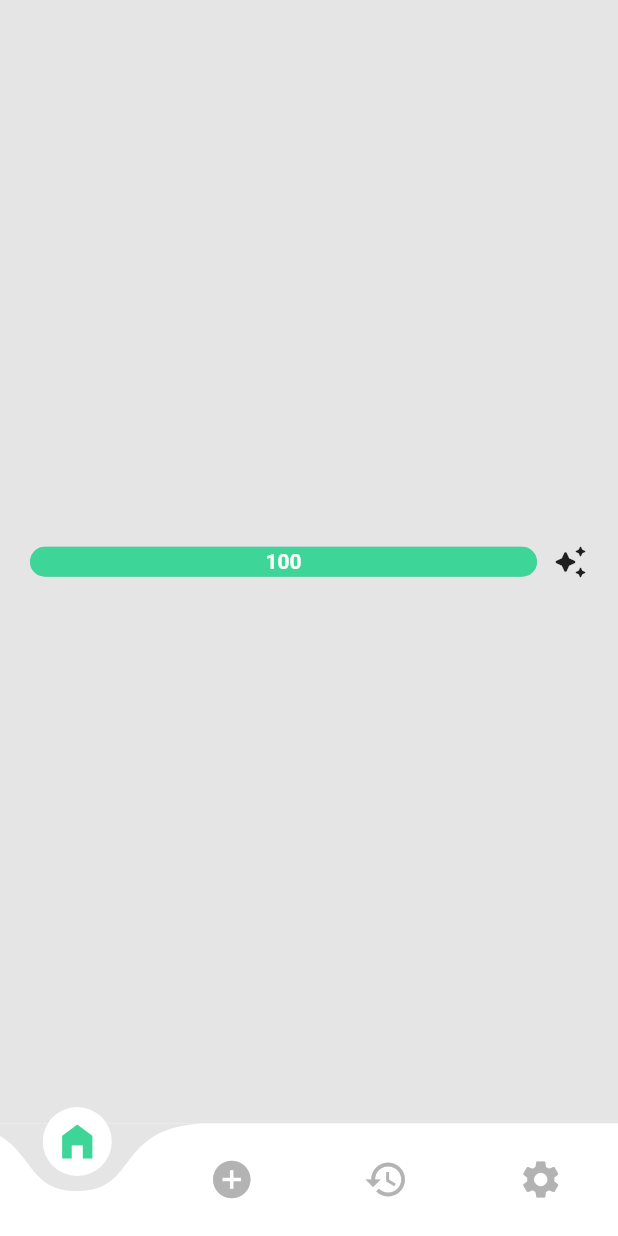
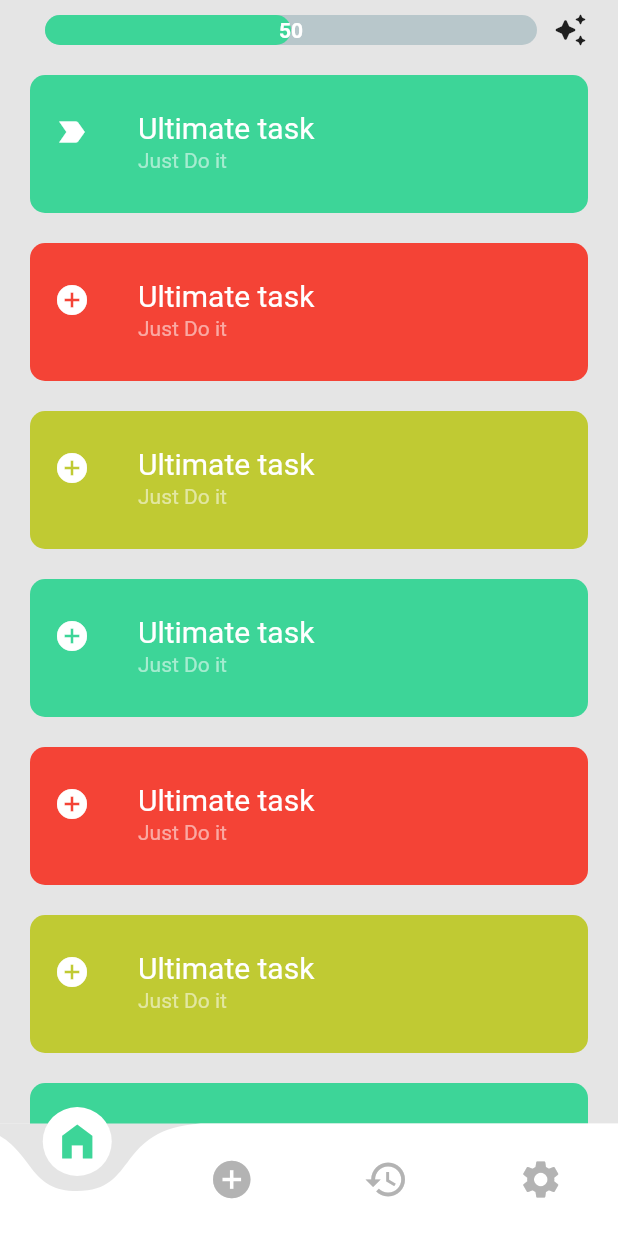
Before and after one commit to KingpinDk/Taskify, a Flutter app: the screen it shows after launch, on a phone screen of 412 x 824 dp. Run offline on Flutter 3.47's test engine with Material 2 defaults, Android fonts, the light colour scheme and no system bars; drawn by our look-alikes of curved_navigation_bar, percent_indicator; our stand-ins replace confetti.

Commit message:
home page list scrollable

```diff
--- a/lib/pages/home.dart
+++ b/lib/pages/home.dart
@@ -7,6 +7,7 @@ import 'package:percent_indicator/linear_percent_indicator.dart';
 import 'package:provider/provider.dart';
 
 import '../class_theme.dart';
+import '../widgets/task_tile.dart';
 
 class Home extends StatefulWidget {
   const Home({super.key});
@@ -19,7 +20,7 @@ class _HomeState extends State<Home> {
 
   final confettiController = ConfettiController();
   bool isPlaying  = true;
-  double percent = 1.0;
+  double percent = 0.5;
 
   @override
   void dispose() {
@@ -30,6 +31,7 @@ class _HomeState extends State<Home> {
 
   @override
   Widget build(BuildContext context) {
+    print(MediaQuery.of(context).size.width);
     if(percent == 1.0) {
       confettiController.play();
     }
@@ -38,12 +40,19 @@ class _HomeState extends State<Home> {
       children: [
         Consumer<MyTheme>(builder:(context, val, child)=> Scaffold(
           backgroundColor: val.statPage[val.currTheme],
-          body: Center(
-            child: Container(
-              margin: const EdgeInsets.only(left: 10, right: 20),
+
+          body: SafeArea(
+            child: Column(
+
+              children: [
+                Container(
+                  height: 40.0,
+                  margin: EdgeInsets.symmetric(horizontal: 20.0),
                   child: LinearPercentIndicator(
                     percent: percent,
                     lineHeight: 20.0,
+                    //width: MediaQuery.of(context).size.width-12.0,
+                    //leading: Icon(Icons.account_circle),
                     animationDuration: 700,
                     animation: true,
                     barRadius: const Radius.circular(40.0),
@@ -58,6 +67,31 @@ class _HomeState extends State<Home> {
                       }
                     },
                   ),
+                ),
+                Flexible(
+                  child: SingleChildScrollView(
+                    child: Column(
+                      mainAxisAlignment: MainAxisAlignment.spaceBetween,
+                      crossAxisAlignment: CrossAxisAlignment.center,
+                      children: [
+                        taskTile(icon: Icon(Icons.label_important,color: Colors.white,), tileColor: Color(0xFF3DD598), task: 'Ultimate task',),
+                        taskTile(icon: Icon(Icons.add_circle,color: Colors.white,), tileColor: Colors.red.shade500, task: 'Ultimate task',),
+                        taskTile(icon: Icon(Icons.add_circle,color: Colors.white,), tileColor: Colors.lime.shade600, task: 'Ultimate task',),
+                        taskTile(icon: Icon(Icons.add_circle,color: Colors.white,), tileColor: Color(0xFF3DD598), task: 'Ultimate task',),
+                        taskTile(icon: Icon(Icons.add_circle,color: Colors.white,), tileColor: Colors.red.shade500, task: 'Ultimate task',),
+                        taskTile(icon: Icon(Icons.add_circle,color: Colors.white,), tileColor: Colors.lime.shade600, task: 'Ultimate task',),
+                        taskTile(icon: Icon(Icons.add_circle,color: Colors.white,), tileColor: Color(0xFF3DD598), task: 'Ultimate task',),
+                        taskTile(icon: Icon(Icons.add_circle,color: Colors.white,), tileColor: Colors.red.shade500, task: 'Ultimate task',),
+                        taskTile(icon: Icon(Icons.add_circle,color: Colors.white,), tileColor: Colors.lime.shade600, task: 'Ultimate task',),
+                        taskTile(icon: Icon(Icons.add_circle,color: Colors.white,), tileColor: Color(0xFF3DD598), task: 'Ultimate task',),
+                        taskTile(icon: Icon(Icons.add_circle,color: Colors.white,), tileColor: Colors.red.shade500, task: 'Ultimate task',),
+                        taskTile(icon: Icon(Icons.add_circle,color: Colors.white,), tileColor: Colors.lime.shade600, task: 'Ultimate task',),
+                      ],
+                    ),
+                  ),
+                ),
+
+              ],
             ),
           )
         ),
--- a/lib/pages/settings.dart
+++ b/lib/pages/settings.dart
@@ -18,7 +18,6 @@ class _SettingsState extends State<Settings> {
         backgroundColor: val.statPage[val.currTheme],
         body: SafeArea(
           child: ListView(
-
             children: [
               const SizedBox(height: 10.0,),
               MyTile(val.navBtm[val.currTheme], MyTheme.modeIcon[val.currTheme], MyTheme.themeMode[val.currTheme], MyTheme.fontColor[val.currTheme], val.changeTheme),
--- /dev/null
+++ b/lib/widgets/task_tile.dart
@@ -0,0 +1,28 @@
+import 'package:flutter/cupertino.dart';
+import 'package:flutter/material.dart';
+
+Widget taskTile({required Icon icon, required Color tileColor, required String task, String taskDesc = "Just Do it", Duration timeLimit = const Duration(hours: 24)}){
+  return Container(
+    padding: EdgeInsets.symmetric(vertical: 10.0),
+
+    decoration: BoxDecoration(
+        color: tileColor,
+        borderRadius: const BorderRadius.all(Radius.circular(10.0)),
+        shape: BoxShape.rectangle
+    ),
+    margin: const EdgeInsets.only(left: 20.0, right: 20.0, top: 10.0, bottom: 10.0),
+    child: Center(
+      child: ListTile(
+        leading: icon,
+        title: Text(task, style: TextStyle(color: Colors.white),),
+        subtitle: Text(taskDesc, style: TextStyle(color: Colors.white54),),
+        onTap: (){},
+        titleTextStyle: TextStyle(
+            fontSize: 20.0,
+            color: Colors.white54
+        ),
+
+      ),
+    ),
+  );
+}
--- a/pubspec.yaml
+++ b/pubspec.yaml
@@ -39,6 +39,10 @@ dependencies:
   provider: ^6.1.1
   percent_indicator: ^4.2.3
   confetti: ^0.7.0
+  hive: ^2.2.3
+  hive_flutter: ^1.1.0
+  build_runner: ^2.4.7
+  hive_generator: ^2.0.1
 
 dev_dependencies:
   flutter_test:
```
Also changed, not shown: pubspec.lock. Lines whose indentation alone changed are shown as unchanged.
